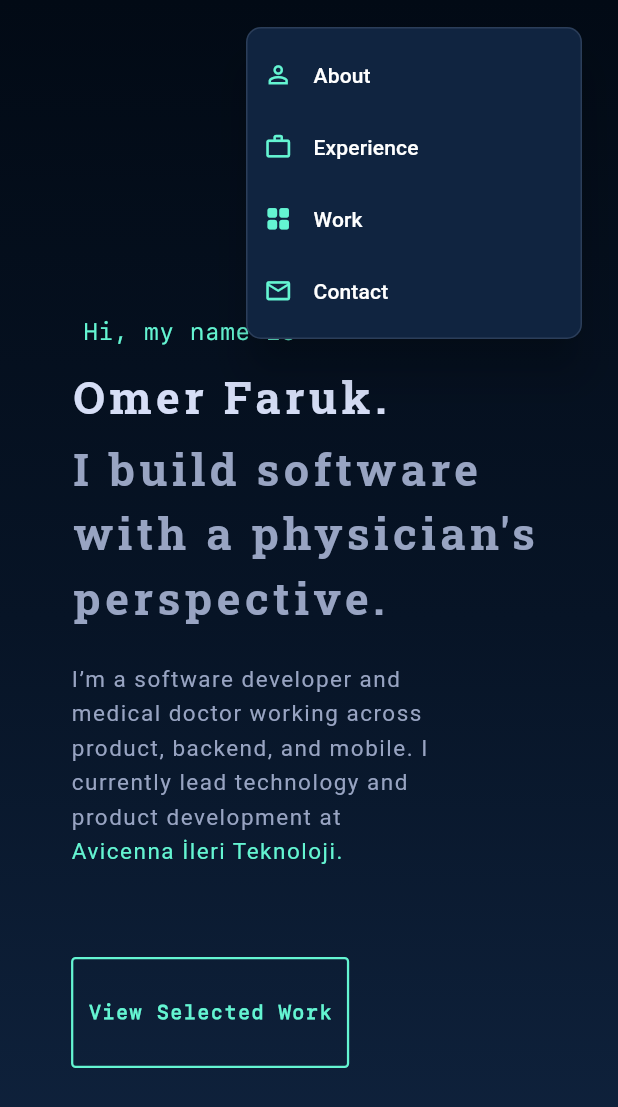
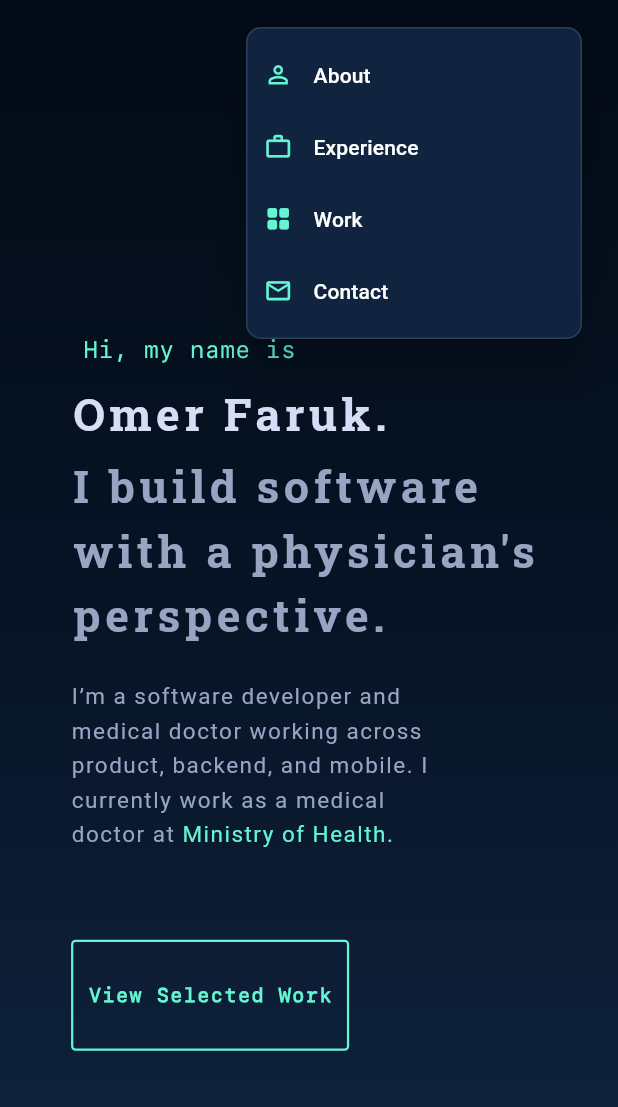
Before and after one commit to omerfarukorhan/portfolio, a Flutter app: the screen it shows after launch, after a tap on the "menu" icon, on a phone screen of 412 x 824 dp. Shown: the top 1107 px of the screen. Run offline on Flutter 3.47's test engine with Material 3 defaults, Android fonts, the light colour scheme and no system bars; drawn by our look-alikes of scroll_to_index; our stand-ins replace flutter_riverpod, flutter_svg, google_fonts.

Commit message:
feat: update current medical role

```diff
--- a/lib/resource/strings.dart
+++ b/lib/resource/strings.dart
@@ -3,8 +3,8 @@ class Strings {
   static const name = '''Omer Faruk.''';
   static const whatIdo = '''I build software with a physician's perspective.''';
   static const introAbout =
-      '''I’m a software developer and medical doctor working across product, backend, and mobile. I currently lead technology and product development at ''';
-  static const currentOrgName = '''Avicenna İleri Teknoloji.''';
+      '''I’m a software developer and medical doctor working across product, backend, and mobile. I currently work as a medical doctor at ''';
+  static const currentOrgName = '''Ministry of Health.''';
 
   static const aboutPara1 =
       '''I am a software developer and medical doctor based in Malatya, Türkiye.''';
@@ -28,7 +28,7 @@ class Strings {
 
   static const expCompName2 = '''Avicenna İleri Teknoloji''';
   static const expDesig2 = '''Chief Technology Officer''';
-  static const expDur2 = '''Jul 2024 - Present''';
+  static const expDur2 = '''Jul 2024 - Sep 2, 2026''';
   static const expAbout2 =
       '''Leading technical direction and product development for accessible, human-centered software.''';
 
@@ -40,9 +40,15 @@ class Strings {
 
   static const expCompName4 = '''revolki GmbH''';
   static const expDesig4 = '''Full Stack Developer''';
-  static const expDur4 = '''Apr 2025 - Present''';
+  static const expDur4 = '''Apr 2025 - Sep 2, 2026''';
   static const expAbout4 =
       '''Building full-stack products and automation systems for German businesses with ASP.NET Core, PostgreSQL, Vue.js, and AI-enabled workflows.''';
+
+  static const expCompName5 = '''Ministry of Health''';
+  static const expDesig5 = '''MD''';
+  static const expDur5 = '''Sep 2026 - Present''';
+  static const expAbout5 =
+      '''Providing patient care within Türkiye’s public health system.''';
 
   static const endTxt =
       '''I’m always open to thoughtful conversations about technology, healthcare, and product development. You can find me on LinkedIn or explore my work on GitHub.''';
--- a/lib/view/experience/experience.dart
+++ b/lib/view/experience/experience.dart
@@ -20,6 +20,42 @@ class _ExperienceState extends State<Experience> {
   @override
   Widget build(BuildContext context) {
     List<ExperienceModel> experienceList = [
+      ExperienceModel(
+        desig: Strings.expDesig5,
+        compName: Strings.expCompName5,
+        duration: Strings.expDur5,
+        points: Column(
+          children: [
+            Padding(
+              padding: const EdgeInsets.all(8.0),
+              child: Row(
+                children: [
+                  Padding(
+                    padding: const EdgeInsets.only(right: 5.0),
+                    child: Icon(
+                      Icons.arrow_right,
+                      color: AppColors().neonColor,
+                      size: 20,
+                    ),
+                  ),
+                  SizedBox(
+                    width: AppClass().getMqWidth(context) * 0.5,
+                    child: Text(
+                      Strings.expAbout5,
+                      style: TextStyle(
+                          color: AppColors().textLight,
+                          letterSpacing: 1,
+                          height: 1.5,
+                          fontSize: 13,
+                          fontFamily: 'sfmono'),
+                    ),
+                  ),
+                ],
+              ),
+            ),
+          ],
+        ),
+      ),
       ExperienceModel(
         desig: Strings.expDesig4,
         compName: Strings.expCompName4,
```
